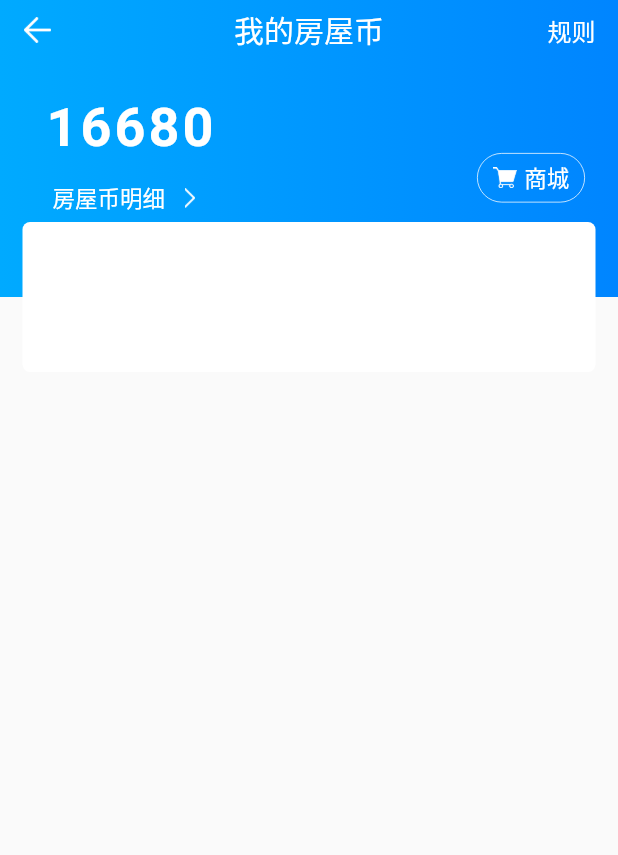
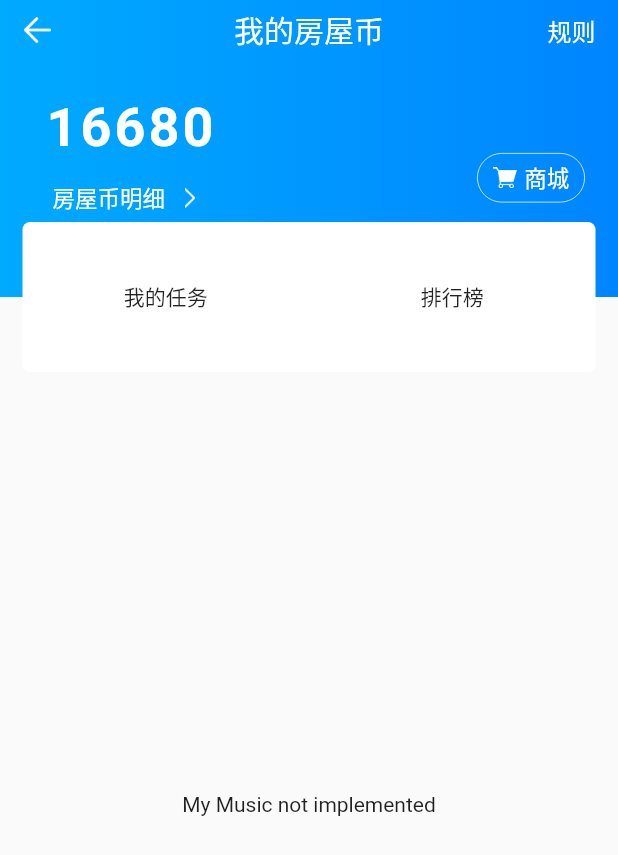
Before and after one commit to RedColinar/flutter-in-action, a Flutter app: the screen it shows after launch, on a phone screen of 412 x 824 dp. Shown: the top 855 px of the screen. Run offline on Flutter 3.47's test engine with Material 2 defaults, Android fonts, the phone set to English and light mode, and no system bars.

```diff
--- a/lib/CoinsRoute.dart
+++ b/lib/CoinsRoute.dart
@@ -1,3 +1,4 @@
+import 'package:flutter/cupertino.dart';
 import 'package:flutter/material.dart';
 
 class CoinsRoute extends StatefulWidget {
@@ -7,9 +8,19 @@ class CoinsRoute extends StatefulWidget {
 
 class _CoinsRouteState extends State<CoinsRoute> {
   var coins = 16680;
+  var _pageController = new PageController();
 
   @override
   Widget build(BuildContext context) {
+    final Map<String, Widget> pages = <String, Widget>{
+      '我的任务': new Center(
+        child: new Text('My Music not implemented'),
+      ),
+      '排行榜': new Center(
+        child: new Text('Shared not implemented'),
+      ),
+    };
+
     return Scaffold(
       body: SafeArea(
         child: Column(
@@ -150,14 +161,58 @@ class _CoinsRouteState extends State<CoinsRoute> {
                             color: Colors.white,
                             borderRadius: BorderRadius.all(Radius.circular(5)),
                           ),
+                          child: CustomTabBar(
+                            pageController: _pageController,
+                            pageNames: pages.keys.toList(),
+                          ),
                         ),
                       )),
                 ],
               ),
             ),
+            Expanded(
+                child: Padding(
+              padding: EdgeInsets.only(top: 50),
+              child: PageView(
+                controller: _pageController,
+                children: pages.values.toList(),
+              ),
+            )),
           ],
         ),
       ),
     );
   }
 }
+
+class CustomTabBar extends AnimatedWidget {
+  CustomTabBar({this.pageController, this.pageNames})
+      : super(listenable: pageController);
+
+  final PageController pageController;
+  final List<String> pageNames;
+
+  @override
+  Widget build(BuildContext context) {
+    return Container(
+      decoration: BoxDecoration(
+        borderRadius: BorderRadius.circular(5),
+      ),
+      child: Row(
+        mainAxisAlignment: MainAxisAlignment.spaceAround,
+        children: List.generate(pageNames.length, (int index) {
+          return Expanded(
+              child: RawMaterialButton(
+                  child: Text(pageNames[index]),
+                  onPressed: () {
+                    pageController.animateToPage(
+                      index,
+                      curve: Curves.easeOut,
+                      duration: const Duration(milliseconds: 300),
+                    );
+                  }));
+        }),
+      ),
+    );
+  }
+}
```
Also changed, not shown: pubspec.lock, 1 other file.
